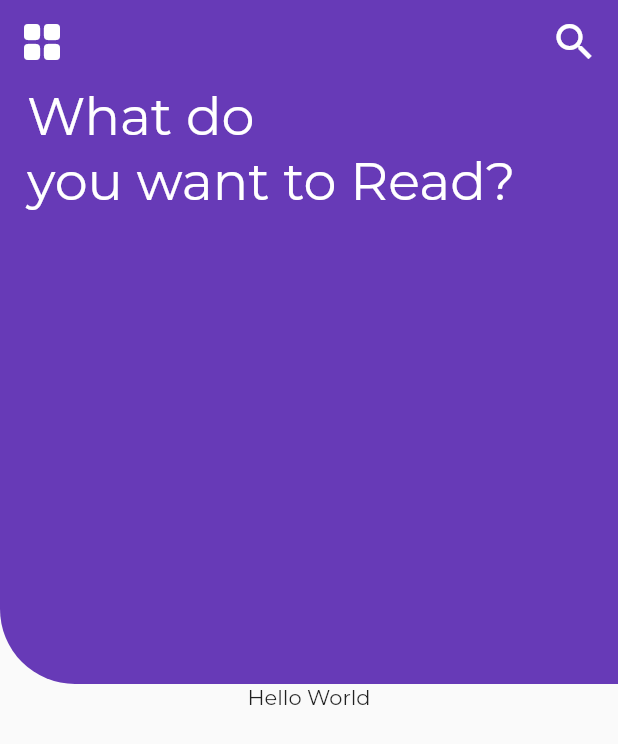
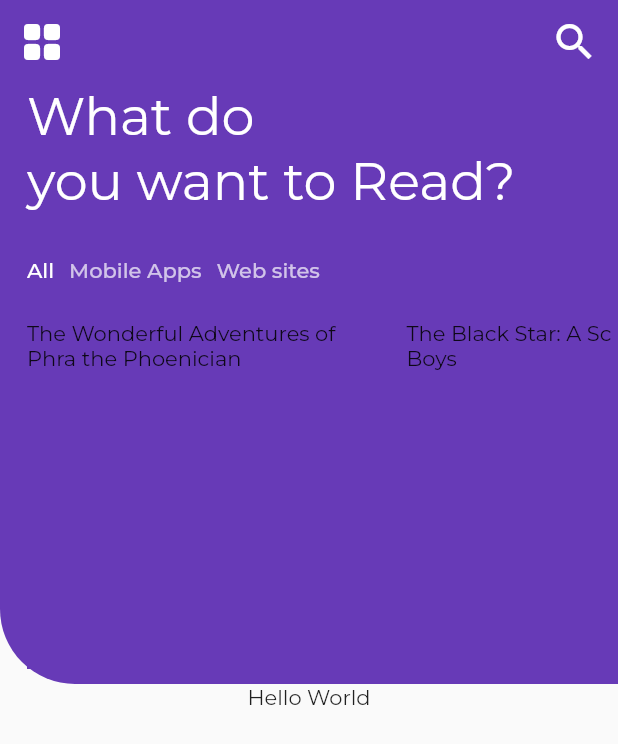
Before and after one commit to Jaloliddin-Fozilov/book_store, a Flutter app: the screen it shows after launch, on a phone screen of 412 x 824 dp. Shown: the top 744 px of the screen. Run offline on Flutter 3.47's test engine with Material 2 defaults, Android fonts, the phone set to English and light mode, and no system bars; our stand-ins replace google_fonts.

Commit message:
providers

```diff
--- a/lib/main.dart
+++ b/lib/main.dart
@@ -1,5 +1,8 @@
 import 'package:flutter/material.dart';
 import 'package:google_fonts/google_fonts.dart';
+import 'package:provider/provider.dart';
+
+import './providers/book_provider.dart';
 
 import './screens/home_page.dart';
 
@@ -11,14 +14,24 @@ class MyApp extends StatelessWidget {
   const MyApp({Key? key}) : super(key: key);
   @override
   Widget build(BuildContext context) {
-    return MaterialApp(
-      debugShowCheckedModeBanner: false,
-      title: 'Book Store',
-      theme: ThemeData(
-        primarySwatch: Colors.deepPurple,
-        fontFamily: GoogleFonts.montserrat().fontFamily,
+    return MultiProvider(
+      providers: [
+        ChangeNotifierProvider(
+          create: (ctx) => BookProvider(),
+        ),
+      ],
+      child: MaterialApp(
+        debugShowCheckedModeBanner: false,
+        title: 'Book Store',
+        theme: ThemeData(
+          primarySwatch: Colors.deepPurple,
+          fontFamily: GoogleFonts.montserrat().fontFamily,
+        ),
+        initialRoute: '/',
+        routes: {
+          HomePage.routName: (ctx) => const HomePage(),
+        },
       ),
-      home: const HomePage(),
     );
   }
 }
--- /dev/null
+++ b/lib/models/author_model.dart
@@ -0,0 +1,17 @@
+import 'package:flutter/material.dart';
+
+class AuthorModel with ChangeNotifier {
+  final String id;
+  final String name;
+  final String imageUrl;
+  final int followers;
+  final int following;
+
+  AuthorModel({
+    required this.id,
+    required this.name,
+    required this.imageUrl,
+    this.followers = 0,
+    this.following = 0,
+  });
+}
--- /dev/null
+++ b/lib/models/book_model.dart
@@ -0,0 +1,23 @@
+import 'package:flutter/material.dart';
+
+class BookModel with ChangeNotifier {
+  final String id;
+  final String title;
+  final String description;
+  final double price;
+  final String imageUrl;
+  final String authorId;
+  final int rating;
+  final int views;
+
+  BookModel({
+    required this.id,
+    required this.title,
+    required this.description,
+    required this.price,
+    required this.imageUrl,
+    required this.authorId,
+    required this.rating,
+    this.views = 0,
+  });
+}
--- /dev/null
+++ b/lib/providers/author_provider.dart
@@ -0,0 +1,19 @@
+import 'package:flutter/material.dart';
+
+import '../models/author_model.dart';
+
+class AuthorProvider with ChangeNotifier {
+  List<AuthorModel> _list = [
+    AuthorModel(
+      id: '1',
+      name: 'Admin',
+      imageUrl:
+          'https://images.unsplash.com/photo-1526656001029-20a71b17f7ba?ixlib=rb-1.2.1&ixid=MnwxMjA3fDB8MHxwaG90by1wYWdlfHx8fGVufDB8fHx8&auto=format&fit=crop&w=1074&q=80',
+      followers: 465,
+      following: 4,
+    ),
+  ];
+  List<AuthorModel> get list {
+    return [..._list];
+  }
+}
--- /dev/null
+++ b/lib/providers/book_provider.dart
@@ -0,0 +1,45 @@
+import 'package:flutter/material.dart';
+
+import '../models/book_model.dart';
+
+class BookProvider with ChangeNotifier {
+  List<BookModel> _list = [
+    BookModel(
+      id: '1',
+      title: 'The Wonderful Adventures of Phra the Phoenician',
+      description:
+          'Imagine you fall asleep today and wake up in three hundred years! That\'s the story of Phra, the Phoenician, who has a rare gift of death-like sleep which makes him almost immortal. A reader gets introduced to Phra, a traveling Phoenician warrior, as he saves a slave girl, falls in love with her, and decides to bring her back home to Britannia. From there starts his incredible life journey through different eras of British history, ending up in the Elizabethan age. Each of his long periods of sleep relates to an invasion. For the first time, it happens during Caesar\'s invasion of Britain. ',
+      price: 12.0,
+      imageUrl: 'https://www.free-ebooks.net/2d_covers/large/1647006254.jpg',
+      authorId: '1',
+      rating: 4,
+      views: 134,
+    ),
+    BookModel(
+      id: '2',
+      title: 'The Black Star: A School Story for Boys',
+      description:
+          'Salmon\'s House, to which division of Deepwater College Jack Symonds and his study-mates belonged, was famous for its exclusive set of youngsters—a band who had clubbed together for their own advancement, and the confusion of everybody else, and had named themselves the Crees. It amounted in the long run to a sort of secret society; it had its president, but no one outside its numbers knew who he was. It was never known for certain who the members were, either; and that gave a delightful uncertainty to everything connected with it.',
+      price: 18.0,
+      imageUrl: 'https://www.free-ebooks.net/2d_covers/large/1648126509.jpg',
+      authorId: '1',
+      rating: 5,
+      views: 100,
+    ),
+    BookModel(
+      id: '3',
+      title:
+          'Programming Fundamentals - A Modular Structured Approach using C++',
+      description:
+          'This textbook on Programming Fundamentals is structured around a modular approach using C++.  It mostly covers Modular/Sturctured college course. ',
+      price: 10.0,
+      imageUrl: 'https://www.free-ebooks.net/2d_covers/large/1396835971.jpg',
+      authorId: '1',
+      rating: 3,
+      views: 40,
+    ),
+  ];
+  List<BookModel> get list {
+    return [..._list];
+  }
+}
--- a/lib/screens/home_page.dart
+++ b/lib/screens/home_page.dart
@@ -1,6 +1,7 @@
-import 'dart:html';
+import 'package:flutter/material.dart';
+import 'package:provider/provider.dart';
 
-import 'package:flutter/material.dart';
+import '../providers/book_provider.dart';
 
 import '../widgets/app_drawer.dart';
 
@@ -9,6 +10,8 @@ class HomePage extends StatefulWidget {
     Key? key,
   }) : super(key: key);
 
+  static const routName = '/';
+
   @override
   State<HomePage> createState() => _HomePageState();
 }
@@ -16,6 +19,7 @@ class HomePage extends StatefulWidget {
 class _HomePageState extends State<HomePage> {
   @override
   Widget build(BuildContext context) {
+    final book = Provider.of<BookProvider>(context);
     final GlobalKey<ScaffoldState> _scaffoldKey = GlobalKey<ScaffoldState>();
     return Scaffold(
       key: _scaffoldKey,
@@ -53,15 +57,66 @@ class _HomePageState extends State<HomePage> {
               ),
             ),
             child: Padding(
-              padding: const EdgeInsets.only(left: 18, right: 5),
+              padding: const EdgeInsets.only(left: 18, right: 5, bottom: 10),
               child: Column(
                 crossAxisAlignment: CrossAxisAlignment.start,
-                children: const [
-                  Text(
+                children: [
+                  const Text(
                     'What do \nyou want to Read?',
                     style: TextStyle(
                       color: Colors.white,
                       fontSize: 35,
+                    ),
+                  ),
+                  const SizedBox(height: 15),
+                  Expanded(
+                    child: Container(
+                      decoration: const BoxDecoration(
+                        borderRadius: BorderRadius.only(
+                          bottomLeft: Radius.circular(50),
+                        ),
+                      ),
+                      child: DefaultTabController(
+                        length: 3,
+                        child: Scaffold(
+                          backgroundColor: Theme.of(context).primaryColor,
+                          appBar: AppBar(
+                            flexibleSpace: const TabBar(
+                              automaticIndicatorColorAdjustment: false,
+                              isScrollable: true,
+                              labelPadding: EdgeInsets.only(right: 10),
+                              tabs: [
+                                Tab(child: Text('All')),
+                                Tab(child: Text('Mobile Apps')),
+                                Tab(child: Text('Web sites')),
+                              ],
+                            ),
+                            elevation: 0,
+                            automaticallyImplyLeading: false,
+                          ),
+                          body: TabBarView(
+                            children: [
+                              GridView.builder(
+                                  scrollDirection: Axis.horizontal,
+                                  gridDelegate:
+                                      const SliverGridDelegateWithMaxCrossAxisExtent(
+                                    maxCrossAxisExtent: 400,
+                                    childAspectRatio: 1,
+                                    crossAxisSpacing: 20,
+                                    mainAxisSpacing: 20,
+                                  ),
+                                  itemCount: book.list.length,
+                                  itemBuilder: (ctx, index) {
+                                    return Text(
+                                      book.list[index].title,
+                                    );
+                                  }),
+                              const Text('data1'),
+                              const Text('data2'),
+                            ],
+                          ),
+                        ),
+                      ),
                     ),
                   ),
                 ],
--- a/pubspec.yaml
+++ b/pubspec.yaml
@@ -35,6 +35,7 @@ dependencies:
   # Use with the CupertinoIcons class for iOS style icons.
   cupertino_icons: ^1.0.2
   google_fonts: ^2.3.1
+  provider: ^6.0.2
 
 dev_dependencies:
   flutter_test:
```
Also changed, not shown: pubspec.lock, 1 other file.
